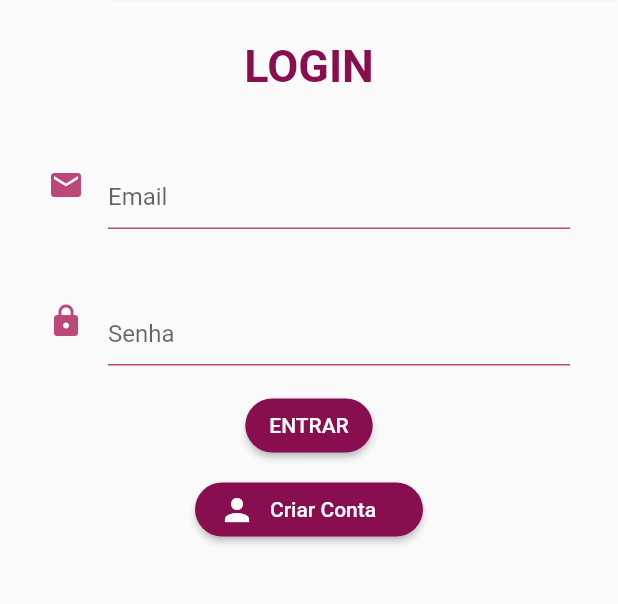
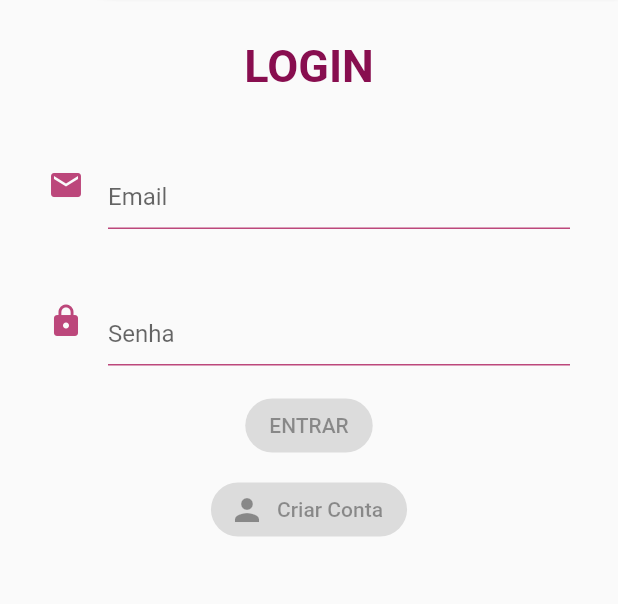
Before and after one commit to wahlfernando/TDD_Flutter_DesignPatterns_CleanArquitheture, a Flutter app: the screen it shows after launch, on a phone screen of 412 x 824 dp, the part 368-972 px from its top. Run offline on Flutter 3.47's test engine with Material 2 defaults, Android fonts, the phone set to English and light mode, and no system bars.

```diff
--- a/lib/ui/pages/login_page.dart
+++ b/lib/ui/pages/login_page.dart
@@ -46,22 +46,13 @@ class LoginPage extends StatelessWidget {
                         child: Text(
                           'Entrar'.toUpperCase(),
                         ),
-                        onPressed: () {}),
+                        onPressed: null),
                   ),
-                  ElevatedButton(
-                      onPressed: () {},
-                      child: Container(
-                        width: 120,
-                        child: Row(
-                          children: [
-                            Icon(Icons.person),
-                            SizedBox(
-                              width: 10,
-                            ),
-                            Text('Criar Conta'),
-                          ],
-                        ),
-                      ))
+                  ElevatedButton.icon(
+                    onPressed: null,
+                    icon: Icon(Icons.person),
+                    label: Text('Criar Conta'),
+                  )
                 ],
               )),
             )
```
Also changed, not shown: 2 other files.
